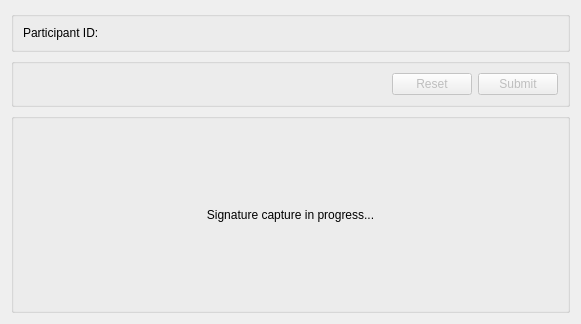
Qt form src/dialogs/signaturepaddialog.ui (CLSA/cypress) before a commit.
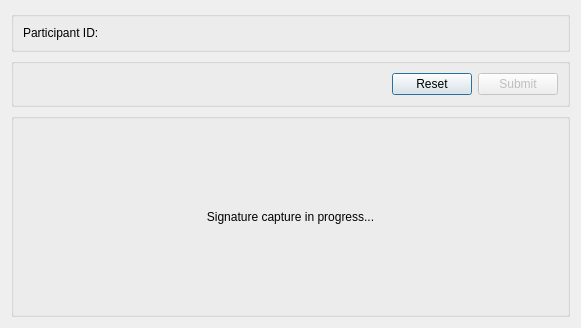
The same form after that commit.

The edit to the form file:
```diff
--- a/src/dialogs/signaturepaddialog.ui
+++ b/src/dialogs/signaturepaddialog.ui
@@ -7,7 +7,7 @@
     <x>0</x>
     <y>0</y>
     <width>581</width>
-    <height>317</height>
+    <height>328</height>
    </rect>
   </property>
   <property name="sizePolicy">
@@ -108,7 +108,7 @@
         <item>
          <widget class="QPushButton" name="ResetButton">
           <property name="enabled">
-           <bool>false</bool>
+           <bool>true</bool>
           </property>
           <property name="text">
            <string>Reset</string>
```
